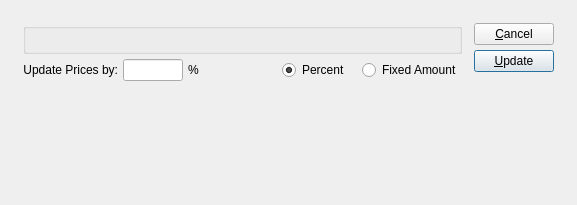
Above: xtuple/trunk/guiclient/updateListPricesByProductCategory.ui from WooodHead/xtuple before the change. Below: the same form after it.
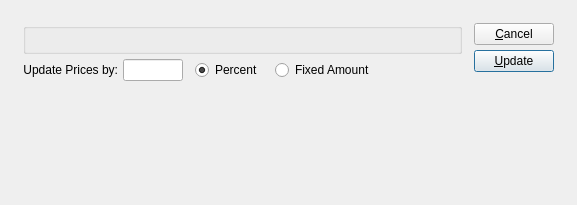
That is the form after the change. Custom widgets are drawn as their Qt base class.

Commit message: Issue #10983:remove percent literal

The edit to the form file:
```diff
--- a/xtuple/trunk/guiclient/updateListPricesByProductCategory.ui
+++ b/xtuple/trunk/guiclient/updateListPricesByProductCategory.ui
@@ -88,18 +88,25 @@
                </property>
               </widget>
              </item>
-             <item>
-              <widget class="QLabel" name="_percentLit">
-               <property name="text">
-                <string>%</string>
-               </property>
-               <property name="alignment">
-                <set>Qt::AlignLeading|Qt::AlignLeft|Qt::AlignVCenter</set>
-               </property>
-              </widget>
-             </item>
             </layout>
            </item>
+           <item>
+            <widget class="QRadioButton" name="_percent">
+             <property name="text">
+              <string>Percent</string>
+             </property>
+             <property name="checked">
+              <bool>true</bool>
+             </property>
+            </widget>
+           </item>
+           <item>
+            <widget class="QRadioButton" name="_value">
+             <property name="text">
+              <string>Fixed Amount</string>
+             </property>
+            </widget>
+           </item>
            <item>
             <spacer name="Spacer42">
              <property name="orientation">
@@ -116,23 +123,6 @@
              </property>
             </spacer>
            </item>
-           <item>
-            <widget class="QRadioButton" name="_percent">
-             <property name="text">
-              <string>Percent</string>
-             </property>
-             <property name="checked">
-              <bool>true</bool>
-             </property>
-            </widget>
-           </item>
-           <item>
-            <widget class="QRadioButton" name="_value">
-             <property name="text">
-              <string>Fixed Amount</string>
-             </property>
-            </widget>
-           </item>
           </layout>
          </item>
         </layout>
```
